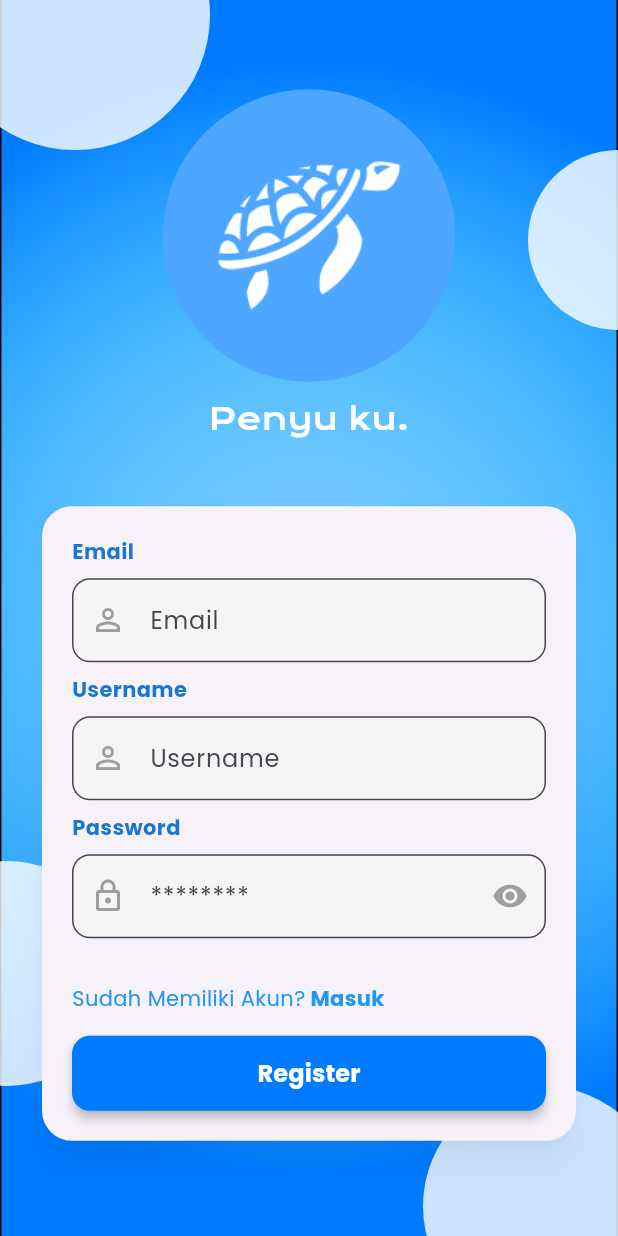
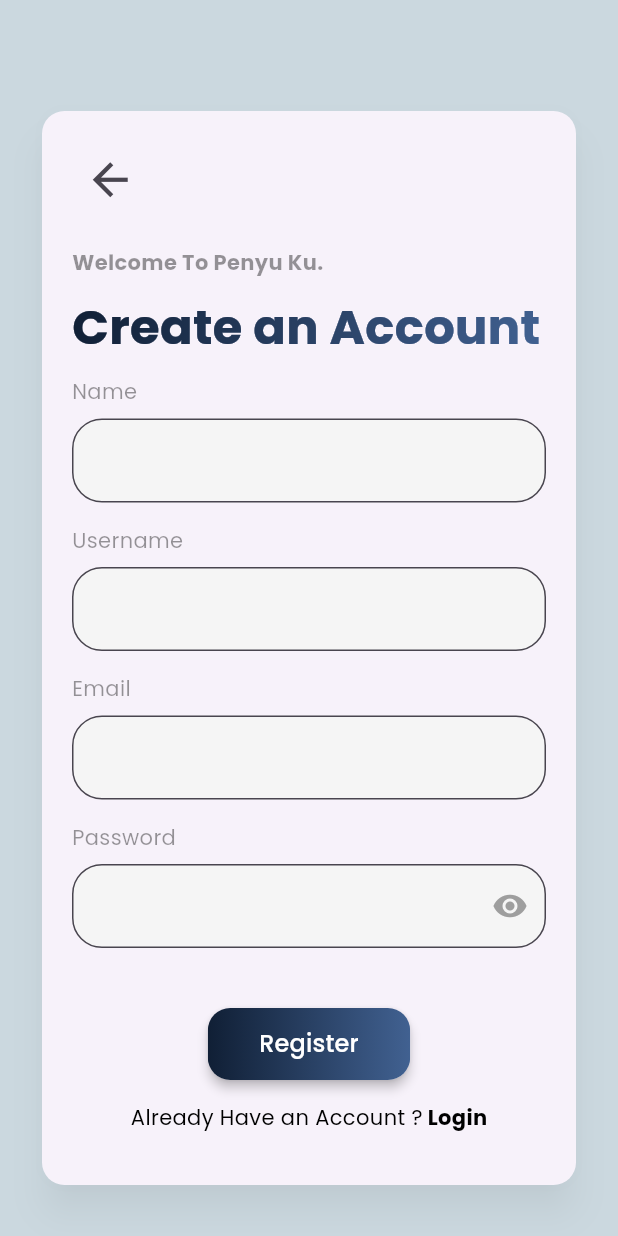
Before and after one commit to Retiortuk/Penyuku-Mobile-App, a Flutter app: the screen it shows after launch, after a tap on "Register", on a phone screen of 412 x 824 dp. Run offline on Flutter 3.47's test engine with Material 3 defaults, Android fonts, the phone set to English and light mode, and no system bars; our stand-ins replace google_fonts.

Commit message:
update: register design

```diff
--- a/lib/login_screen.dart
+++ b/lib/login_screen.dart
@@ -13,7 +13,7 @@ class _LoginScreenState extends State<LoginScreen> {
   bool _isPasswordVisible = false;
   bool _rememberMe = false;
 
-  final TextEditingController _usernameController = TextEditingController();
+  final TextEditingController _emailController = TextEditingController();
   final TextEditingController _passwordController = TextEditingController();
 
   @override
@@ -115,7 +115,7 @@ class _LoginScreenState extends State<LoginScreen> {
             ),
             const SizedBox(height: 8),
             TextFormField(
-              controller: _usernameController,
+              controller: _emailController,
               decoration: InputDecoration(
                 filled: true,
                 fillColor: Colors.grey[100],
@@ -203,13 +203,13 @@ class _LoginScreenState extends State<LoginScreen> {
             Padding(
               padding: EdgeInsetsGeometry.only(bottom: 15),
               child: SizedBox(
-                width: 115.0,
-                height: 38,
+                width: 135.0,
+                height: 48,
                 child: ElevatedButton(
                   onPressed: () {
-                    final username = _usernameController.text;
+                    final email = _emailController.text;
                     final password = _passwordController.text;
-                    print("Login attempt: $username | $password");
+                    print("Login attempt: $email | $password");
                   },
                   style: ElevatedButton.styleFrom(
                     padding: EdgeInsets.zero,
--- a/lib/register_screen.dart
+++ b/lib/register_screen.dart
@@ -12,8 +12,9 @@ class _RegisterScreenState extends State<RegisterScreen> {
   bool _isPasswordVisible = false;
 
   final TextEditingController _emailController = TextEditingController();
-  final TextEditingController _usernameController = TextEditingController();
   final TextEditingController _passwordController = TextEditingController();
+  final TextEditingController _nameController = TextEditingController();
+  final TextEditingController _userNameController = TextEditingController();
 
   @override
   Widget build(BuildContext context) {
@@ -23,16 +24,11 @@ class _RegisterScreenState extends State<RegisterScreen> {
         child: Stack(
           children: [
             Image.asset(
-              'assets/images/background.png',
+              'assets/images/login_background.png',
               width: double.infinity,
               height: double.infinity,
               fit: BoxFit.cover,
             ),
-            // Lingkaran-lingkaran putih dekoratif di background
-            Positioned(top: -80, left: -40, child: _buildCircle(180)),
-            Positioned(top: 100, right: -60, child: _buildCircle(120)),
-            Positioned(bottom: 100, left: -70, child: _buildCircle(150)),
-            Positioned(bottom: -60, right: -30, child: _buildCircle(160)),
 
             // Konten utama
             Center(
@@ -41,7 +37,6 @@ class _RegisterScreenState extends State<RegisterScreen> {
                 child: Column(
                   mainAxisAlignment: MainAxisAlignment.center,
                   children: [
-                    _buildLogo(),
                     const SizedBox(height: 40),
                     _buildLoginCard(context),
                   ],
@@ -54,69 +49,125 @@ class _RegisterScreenState extends State<RegisterScreen> {
     );
   }
 
-  // Lingkaran putih background
-  Widget _buildCircle(double size) {
-    return Container(
-      width: size,
-      height: size,
-      decoration: BoxDecoration(
-        color: Colors.white.withOpacity(0.8),
-        shape: BoxShape.circle,
+  // Form login di dalam card putih
+  Widget _buildLoginCard(BuildContext context) {
+    return Card(
+      elevation: 10,
+      shadowColor: Colors.black26,
+      shape: RoundedRectangleBorder(borderRadius: BorderRadius.circular(15)),
+      child: Padding(
+        padding: const EdgeInsets.all(20.0),
+        child: Column(
+          children: [
+
+            Align(
+              alignment: Alignment.centerLeft,
+              child: IconButton(
+                icon: const Icon(Icons.arrow_back),
+                iconSize: 35.0,
+                onPressed: () {
+                  Navigator.pop(context);
+                },
               ),
-    );
-  }
-
-  // Logo Penyu
-  Widget _buildLogo() {
-    return Column(
-      children: [
-        Container(
-          width: 195,
-          height: 195,
-          decoration: const BoxDecoration(
-            shape: BoxShape.circle,
-            color: Color(0xFF4DA6FF),
             ),
-          child: Center(
-            child: Image.asset(
-              'assets/images/logo-penyu.png', // pastikan path-nya sesuai
-              width: 130,
-              color: Colors.white,
+            const SizedBox(height: 20.0,),
+            Align(
+              alignment: Alignment.centerLeft,
+              child: Opacity(
+                opacity: 0.4,
+                child: Text(
+                  "Welcome To Penyu Ku.",
+                  style: GoogleFonts.poppins(
+                    color: Colors.black,
+                    fontWeight: FontWeight.bold,
+                    fontSize: 14,
+                  ),
                 ),
               ),
             ),
             const SizedBox(height: 10),
-        const Text(
-          "Penyu ku.",
-          style: TextStyle(
+            Align(
+              alignment: Alignment.centerLeft,
+              child: ShaderMask(
+                shaderCallback: (bounds) => const LinearGradient(
+                  colors: [
+                    Color.fromARGB(255, 16, 31, 53),
+                    Color.fromARGB(255, 65, 97, 145),
+                  ],
+                  begin: Alignment.topLeft,
+                  end: Alignment.bottomRight,
+                  stops: [0.0, 1.0],
+                ).createShader(bounds),
+                child: Text(
+                  "Create an Account",
+                  style: GoogleFonts.poppins(
                     color: Colors.white,
-            fontSize: 20,
-            fontFamily: 'Krona-One', // opsional
+                    fontWeight: FontWeight.bold,
+                    fontSize: 32,
                   ),
                 ),
-      ],
-    );
-  }
+              ),
+            ),
+            const SizedBox(height: 10),
 
-  // Form Register di dalam card putih
-  Widget _buildLoginCard(BuildContext context) {
-    return Card(
-      elevation: 10,
-      shadowColor: Colors.black26,
-      shape: RoundedRectangleBorder(borderRadius: BorderRadius.circular(20)),
-      child: Padding(
-        padding: const EdgeInsets.all(20.0),
-        child: Column(
-          children: [
             // Email
             Align(
               alignment: Alignment.centerLeft,
+              child: Opacity(
+                opacity: 0.4,
+                child: Text(
+                  "Name",
+                  style: GoogleFonts.poppins(color: Colors.black, fontSize: 14),
+                ),
+              ),
+            ),
+            const SizedBox(height: 8),
+            TextFormField(
+              controller: _nameController,
+              decoration: InputDecoration(
+                filled: true,
+                fillColor: Colors.grey[100],
+                border: OutlineInputBorder(
+                  borderRadius: BorderRadius.circular(20),
+                  borderSide: BorderSide(color: Colors.grey.shade300),
+                ),
+              ),
+            ),
+            const SizedBox(height: 15),
+
+            // Username
+            Align(
+              alignment: Alignment.centerLeft,
+              child: Opacity(
+                opacity: 0.4,
+                child: Text(
+                  "Username",
+                  style: GoogleFonts.poppins(color: Colors.black, fontSize: 14),
+                ),
+              ),
+            ),
+            const SizedBox(height: 8),
+            TextFormField(
+              controller: _userNameController,
+              decoration: InputDecoration(
+                filled: true,
+                fillColor: Colors.grey[100],
+                border: OutlineInputBorder(
+                  borderRadius: BorderRadius.circular(20),
+                  borderSide: BorderSide(color: Colors.grey.shade300),
+                ),
+              ),
+            ),
+            const SizedBox(height: 15),
+
+            // Email
+            Align(
+              alignment: Alignment.centerLeft,
+              child: Opacity(
+                opacity: 0.4,
                 child: Text(
                   "Email",
-                style: GoogleFonts.poppins(
-                  color: Colors.blue.shade700,
-                  fontWeight: FontWeight.bold,
-                  fontSize: 14,
+                  style: GoogleFonts.poppins(color: Colors.black, fontSize: 14),
                 ),
               ),
             ),
@@ -124,61 +175,24 @@ class _RegisterScreenState extends State<RegisterScreen> {
             TextFormField(
               controller: _emailController,
               decoration: InputDecoration(
-                hintText: 'Email',
-                prefixIcon: const Icon(
-                  Icons.person_outline,
-                  color: Colors.grey,
-                ),
                 filled: true,
                 fillColor: Colors.grey[100],
                 border: OutlineInputBorder(
-                  borderRadius: BorderRadius.circular(12),
+                  borderRadius: BorderRadius.circular(20),
                   borderSide: BorderSide(color: Colors.grey.shade300),
                 ),
               ),
             ),
-            const SizedBox(height: 8),
-
-            // Username
-            Align(
-              alignment: Alignment.centerLeft,
-              child: Text(
-                "Username",
-                style: GoogleFonts.poppins(
-                  color: Colors.blue.shade700,
-                  fontWeight: FontWeight.bold,
-                  fontSize: 14,
-                ),
-              ),
-            ),
-            const SizedBox(height: 8),
-            TextFormField(
-              controller: _usernameController,
-              decoration: InputDecoration(
-                hintText: 'Username',
-                prefixIcon: const Icon(
-                  Icons.person_outline,
-                  color: Colors.grey,
-                ),
-                filled: true,
-                fillColor: Colors.grey[100],
-                border: OutlineInputBorder(
-                  borderRadius: BorderRadius.circular(12),
-                  borderSide: BorderSide(color: Colors.grey.shade300),
-                ),
-              ),
-            ),
-            const SizedBox(height: 8),
+            const SizedBox(height: 15),
 
             // Password
             Align(
               alignment: Alignment.centerLeft,
+              child: Opacity(
+                opacity: 0.4,
                 child: Text(
                   "Password",
-                style: GoogleFonts.poppins(
-                  color: Colors.blue.shade700,
-                  fontWeight: FontWeight.bold,
-                  fontSize: 14,
+                  style: GoogleFonts.poppins(color: Colors.black, fontSize: 14),
                 ),
               ),
             ),
@@ -187,8 +201,6 @@ class _RegisterScreenState extends State<RegisterScreen> {
               controller: _passwordController,
               obscureText: !_isPasswordVisible,
               decoration: InputDecoration(
-                hintText: '********',
-                prefixIcon: const Icon(Icons.lock_outline, color: Colors.grey),
                 suffixIcon: IconButton(
                   icon: Icon(
                     _isPasswordVisible
@@ -205,62 +217,79 @@ class _RegisterScreenState extends State<RegisterScreen> {
                 filled: true,
                 fillColor: Colors.grey[100],
                 border: OutlineInputBorder(
-                  borderRadius: BorderRadius.circular(12),
+                  borderRadius: BorderRadius.circular(20),
                   borderSide: BorderSide(color: Colors.grey.shade300),
                 ),
               ),
             ),
-            const SizedBox(height: 30),
+            const SizedBox(height: 40),
+
+            // Tombol Regis
+            Padding(
+              padding: EdgeInsetsGeometry.only(bottom: 15),
+              child: SizedBox(
+                width: 135.0,
+                height: 48,
+                child: ElevatedButton(
+                  onPressed: () {
+                    final email = _emailController.text;
+                    final password = _passwordController.text;
+                    print("Register attempt: $email | $password");
+                  },
+                  style: ElevatedButton.styleFrom(
+                    padding: EdgeInsets.zero,
+                    shape: RoundedRectangleBorder(
+                      borderRadius: BorderRadius.circular(15),
+                    ),
+                    elevation: 3,
+                  ),
+                  child: Ink(
+                    decoration: BoxDecoration(
+                      gradient: const LinearGradient(
+                        colors: [
+                          Color.fromARGB(255, 16, 31, 53),
+                          Color.fromARGB(255, 65, 97, 145),
+                        ],
+                      ),
+                      borderRadius: BorderRadius.circular(15),
+                    ),
+                    child: Container(
+                      alignment: Alignment.center,
+                      child: Text(
+                        "Register",
+                        style: GoogleFonts.poppins(
+                          color: Colors.white,
+                          fontSize: 16,
+                        ),
+                      ),
+                    ),
+                  ),
+                ),
+              ),
+            ),
 
             Padding(
               padding: EdgeInsets.only(bottom: 15),
               child: Row(
+                mainAxisAlignment: MainAxisAlignment.center,
                 children: [
                   Text(
-                    "Sudah Memiliki Akun?",
-                    style: GoogleFonts.poppins(color: Colors.blue),
+                    "Already Have an Account ?",
+                    style: GoogleFonts.poppins(color: Colors.black),
                   ),
                   GestureDetector(
                     onTap: () {
                       Navigator.pop(context);
                     },
                     child: Text(
-                      " Masuk",
+                      " Login",
                       style: GoogleFonts.poppins(
-                        color: Colors.blue,
+                        color: Colors.black,
                         fontWeight: FontWeight.bold,
                       ),
                     ),
                   ),
                 ],
-              ),
-            ),
-
-            // Tombol Register
-            SizedBox(
-              width: double.infinity,
-              height: 50,
-              child: ElevatedButton(
-                onPressed: () {
-                  final username = _usernameController.text;
-                  final password = _passwordController.text;
-                  print("Register attempt: $username | $password");
-                },
-                style: ElevatedButton.styleFrom(
-                  backgroundColor: const Color(0xFF007BFF),
-                  shape: RoundedRectangleBorder(
-                    borderRadius: BorderRadius.circular(12),
-                  ),
-                  elevation: 3,
-                ),
-                child: Text(
-                  "Register",
-                  style: GoogleFonts.poppins(
-                    color: Colors.white,
-                    fontSize: 16,
-                    fontWeight: FontWeight.bold,
-                  ),
-                ),
               ),
             ),
           ],
```
Lines whose indentation alone changed are shown as unchanged.
